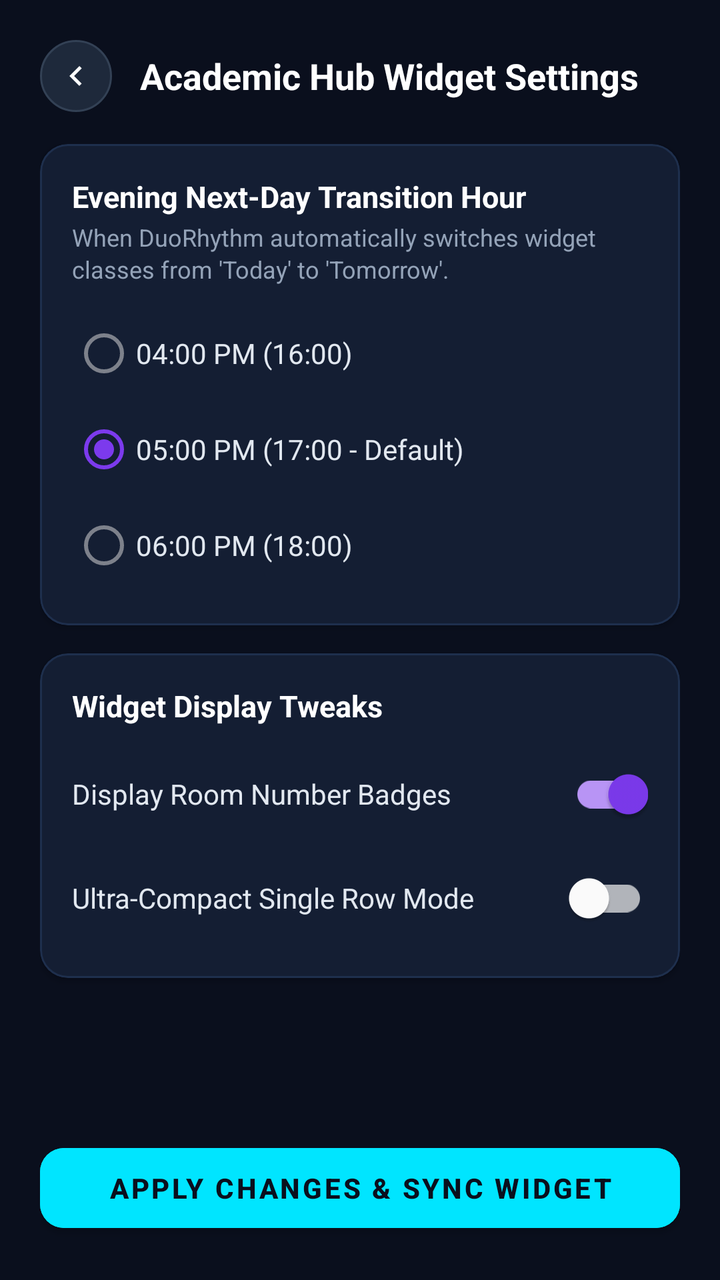
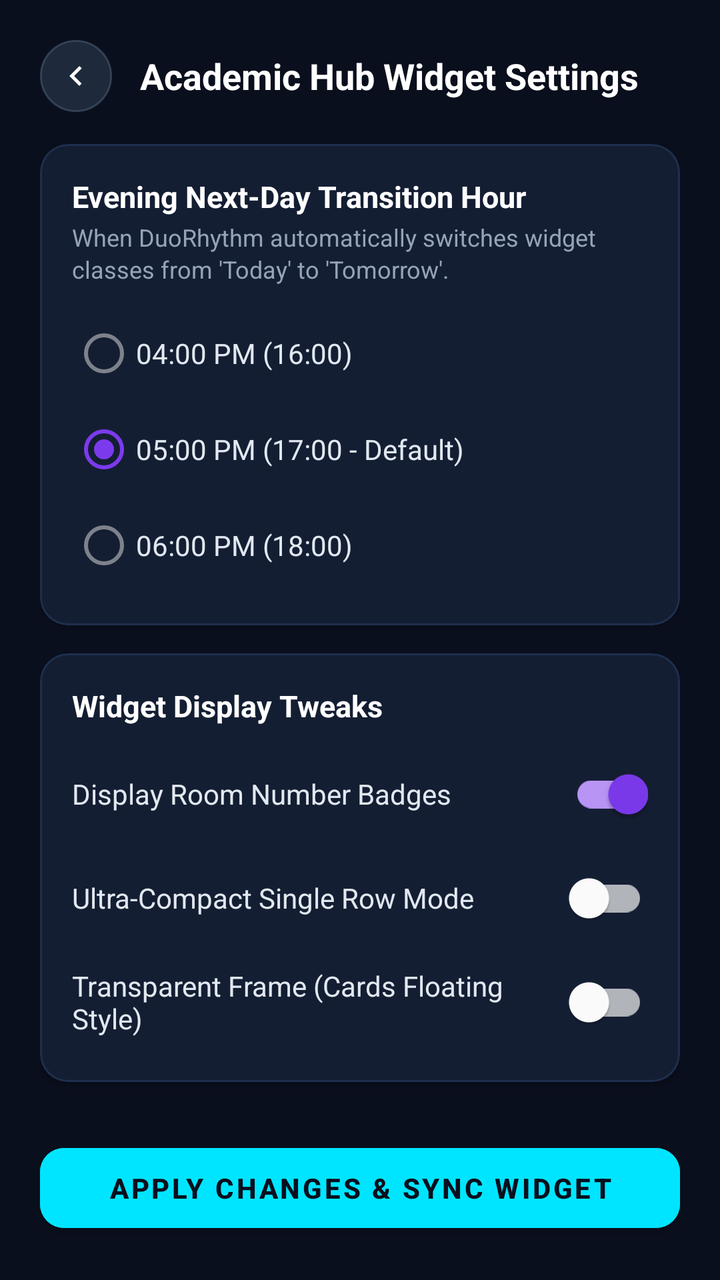

The first picture is an Android layout as it rendered before a commit; the second is the same layout after the commit. The layout source and the unified diff follow.
<!-- AndroidManifest.xml: activity theme Theme.DuoRhythm -->
<!-- res/layout/activity_widget_config.xml -->
<?xml version="1.0" encoding="utf-8"?>
<LinearLayout xmlns:android="http://schemas.android.com/apk/res/android"
    xmlns:app="http://schemas.android.com/apk/res-auto"
    android:layout_width="match_parent"
    android:layout_height="match_parent"
    android:background="#0A0F1D"
    android:orientation="vertical"
    android:padding="20dp">

    
    <LinearLayout
        android:layout_width="match_parent"
        android:layout_height="wrap_content"
        android:gravity="center_vertical"
        android:orientation="horizontal">

        <ImageView
            android:id="@+id/btnBackConfig"
            android:layout_width="36dp"
            android:layout_height="36dp"
            android:background="@drawable/bg_circle_button_dark"
            android:contentDescription="Back"
            android:padding="8dp"
            android:src="@drawable/ic_chevron_left"
            app:tint="#FFFFFF" />

        <TextView
            android:layout_width="wrap_content"
            android:layout_height="wrap_content"
            android:layout_marginStart="14dp"
            android:text="Academic Hub Widget Settings"
            android:textColor="#FFFFFF"
            android:textSize="18sp"
            android:textStyle="bold" />
    </LinearLayout>

    <ScrollView
        android:layout_width="match_parent"
        android:layout_height="0dp"
        android:layout_marginTop="16dp"
        android:layout_weight="1"
        android:scrollbars="none">

        <LinearLayout
            android:layout_width="match_parent"
            android:layout_height="wrap_content"
            android:orientation="vertical">

            
            <com.google.android.material.card.MaterialCardView
                android:layout_width="match_parent"
                android:layout_height="wrap_content"
                android:layout_marginBottom="14dp"
                app:cardBackgroundColor="#141E33"
                app:cardCornerRadius="14dp"
                app:strokeColor="#1E2F4D"
                app:strokeWidth="1dp">

                <LinearLayout
                    android:layout_width="match_parent"
                    android:layout_height="wrap_content"
                    android:orientation="vertical"
                    android:padding="16dp">

                    <TextView
                        android:layout_width="wrap_content"
                        android:layout_height="wrap_content"
                        android:text="Evening Next-Day Transition Hour"
                        android:textColor="#FFFFFF"
                        android:textSize="15sp"
                        android:textStyle="bold" />

                    <TextView
                        android:layout_width="wrap_content"
                        android:layout_height="wrap_content"
                        android:layout_marginTop="2dp"
                        android:text="When DuoRhythm automatically switches widget classes from 'Today' to 'Tomorrow'."
                        android:textColor="#94A3B8"
                        android:textSize="12sp" />

                    <RadioGroup
                        android:id="@+id/rgTransitionHour"
                        android:layout_width="match_parent"
                        android:layout_height="wrap_content"
                        android:layout_marginTop="10dp">

                        <RadioButton
                            android:id="@+id/rbHour16"
                            android:layout_width="wrap_content"
                            android:layout_height="wrap_content"
                            android:text="04:00 PM (16:00)"
                            android:textColor="#E2E8F0" />

                        <RadioButton
                            android:id="@+id/rbHour17"
                            android:layout_width="wrap_content"
                            android:layout_height="wrap_content"
                            android:checked="true"
                            android:text="05:00 PM (17:00 - Default)"
                            android:textColor="#E2E8F0" />

                        <RadioButton
                            android:id="@+id/rbHour18"
                            android:layout_width="wrap_content"
                            android:layout_height="wrap_content"
                            android:text="06:00 PM (18:00)"
                            android:textColor="#E2E8F0" />
                    </RadioGroup>
                </LinearLayout>
            </com.google.android.material.card.MaterialCardView>

            
            <com.google.android.material.card.MaterialCardView
                android:layout_width="match_parent"
                android:layout_height="wrap_content"
                android:layout_marginBottom="14dp"
                app:cardBackgroundColor="#141E33"
                app:cardCornerRadius="14dp"
                app:strokeColor="#1E2F4D"
                app:strokeWidth="1dp">

                <LinearLayout
                    android:layout_width="match_parent"
                    android:layout_height="wrap_content"
                    android:orientation="vertical"
                    android:padding="16dp">

                    <TextView
                        android:layout_width="wrap_content"
                        android:layout_height="wrap_content"
                        android:text="Widget Display Tweaks"
                        android:textColor="#FFFFFF"
                        android:textSize="15sp"
                        android:textStyle="bold" />

                    <com.google.android.material.switchmaterial.SwitchMaterial
                        android:id="@+id/switchShowRoomBadge"
                        android:layout_width="match_parent"
                        android:layout_height="wrap_content"
                        android:layout_marginTop="10dp"
                        android:checked="true"
                        android:text="Display Room Number Badges"
                        android:textColor="#E2E8F0"
                        app:useMaterialThemeColors="true" />

                    <com.google.android.material.switchmaterial.SwitchMaterial
                        android:id="@+id/switchCompactMode"
                        android:layout_width="match_parent"
                        android:layout_height="wrap_content"
                        android:layout_marginTop="4dp"
                        android:checked="false"
                        android:text="Ultra-Compact Single Row Mode"
                        android:textColor="#E2E8F0"
                        app:useMaterialThemeColors="true" />
                </LinearLayout>
            </com.google.android.material.card.MaterialCardView>
        </LinearLayout>
    </ScrollView>

    <com.google.android.material.button.MaterialButton
        android:id="@+id/btnSaveConfig"
        android:layout_width="match_parent"
        android:layout_height="52dp"
        android:backgroundTint="#00E5FF"
        android:text="APPLY CHANGES &amp; SYNC WIDGET"
        android:textColor="#0A0F1D"
        android:textStyle="bold"
        app:cornerRadius="12dp" />
</LinearLayout>
<!-- resources referenced by this layout -->
<resources>
  <!-- drawable bg_circle_button_dark (drawable) -->
  <?xml version="1.0" encoding="utf-8"?>
  <shape xmlns:android="http://schemas.android.com/apk/res/android"
      android:shape="oval">
      <solid android:color="#1E293B" />
      <stroke
          android:width="1dp"
          android:color="#334155" />
  </shape>
  <!-- drawable ic_chevron_left (drawable) -->
  <vector xmlns:android="http://schemas.android.com/apk/res/android"
      android:width="24dp"
      android:height="24dp"
      android:viewportWidth="24"
      android:viewportHeight="24">
      <path
          android:fillColor="#00E5FF"
          android:pathData="M15.41,7.41L14,6l-6,6 6,6 1.41,-1.41L10.83,12z"/>
  </vector>
  <style name="Theme.DuoRhythm" parent="Theme.LifeSync" />
  <style name="Theme.LifeSync" parent="Theme.MaterialComponents.DayNight.NoActionBar">
          <item name="colorPrimary">@color/primary</item>
          <item name="colorPrimaryVariant">@color/primary_variant</item>
          <item name="colorOnPrimary">@color/on_primary</item>
          <item name="colorSecondary">@color/secondary</item>
          <item name="colorSecondaryVariant">@color/secondary_variant</item>
          <item name="colorOnSecondary">@color/on_secondary</item>
          <item name="colorSurface">@color/surface</item>
          <item name="colorOnSurface">@color/text_primary</item>
          <item name="colorOnBackground">@color/text_primary</item>
          <item name="colorOnSurfaceVariant">@color/text_secondary</item>
          <item name="colorOutline">@color/text_secondary</item>
          <item name="android:colorBackground">@color/background</item>
          <item name="android:windowBackground">@color/background</item>
          <item name="android:textColorPrimary">@color/text_primary</item>
          <item name="android:textColorSecondary">@color/text_secondary</item>
          <item name="android:statusBarColor">@color/background</item>
          <item name="android:windowLightStatusBar">true</item>
          <item name="android:navigationBarColor">@color/background</item>
          <item name="materialCardViewStyle">@style/CardElevationRounded</item>
          <item name="android:textViewStyle">@style/DuoRhythmTextView</item>
          <item name="android:editTextStyle">@style/DuoRhythmEditText</item>
          <item name="editTextStyle">@style/DuoRhythmEditText</item>
      </style>
  <color name="primary">#0284C7</color>
  <color name="primary_variant">#0369A1</color>
  <color name="on_primary">#FFFFFF</color>
  <color name="secondary">#7C3AED</color>
  <color name="secondary_variant">#6D28D9</color>
  <color name="on_secondary">#FFFFFF</color>
  <color name="surface">#FFFFFF</color>
  <color name="text_primary">#0F172A</color>
  <color name="text_secondary">#64748B</color>
  <color name="background">#F8FAFC</color>
  <style name="CardElevationRounded" parent="Widget.MaterialComponents.CardView">
          <item name="cardCornerRadius">22dp</item>
          <item name="cardElevation">2dp</item>
          <item name="strokeWidth">1dp</item>
          <item name="strokeColor">@color/card_stroke</item>
          <item name="cardBackgroundColor">@color/surface_card</item>
      </style>
  <style name="DuoRhythmTextView" parent="android:Widget.TextView">
          <item name="android:lineSpacingExtra">2dp</item>
          <item name="android:fontFamily">sans-serif</item>
          <item name="android:includeFontPadding">true</item>
      </style>
  <style name="DuoRhythmEditText" parent="android:Widget.EditText">
          <item name="android:lineSpacingExtra">2dp</item>
          <item name="android:fontFamily">sans-serif</item>
          <item name="android:includeFontPadding">true</item>
          <item name="android:textColor">@color/text_primary</item>
          <item name="android:textColorHint">@color/text_secondary</item>
      </style>
  <color name="card_stroke">#E2E8F0</color>
  <color name="surface_card">#FFFFFF</color>
</resources>

<!-- the commit's change to res/layout/activity_widget_config.xml (unified diff, before → after) -->
@@ -152,6 +152,16 @@
                         android:text="Ultra-Compact Single Row Mode"
                         android:textColor="#E2E8F0"
                         app:useMaterialThemeColors="true" />
+
+                    <com.google.android.material.switchmaterial.SwitchMaterial
+                        android:id="@+id/switchTransparentBg"
+                        android:layout_width="match_parent"
+                        android:layout_height="wrap_content"
+                        android:layout_marginTop="4dp"
+                        android:checked="false"
+                        android:text="Transparent Frame (Cards Floating Style)"
+                        android:textColor="#E2E8F0"
+                        app:useMaterialThemeColors="true" />
                 </LinearLayout>
             </com.google.android.material.card.MaterialCardView>
         </LinearLayout>
